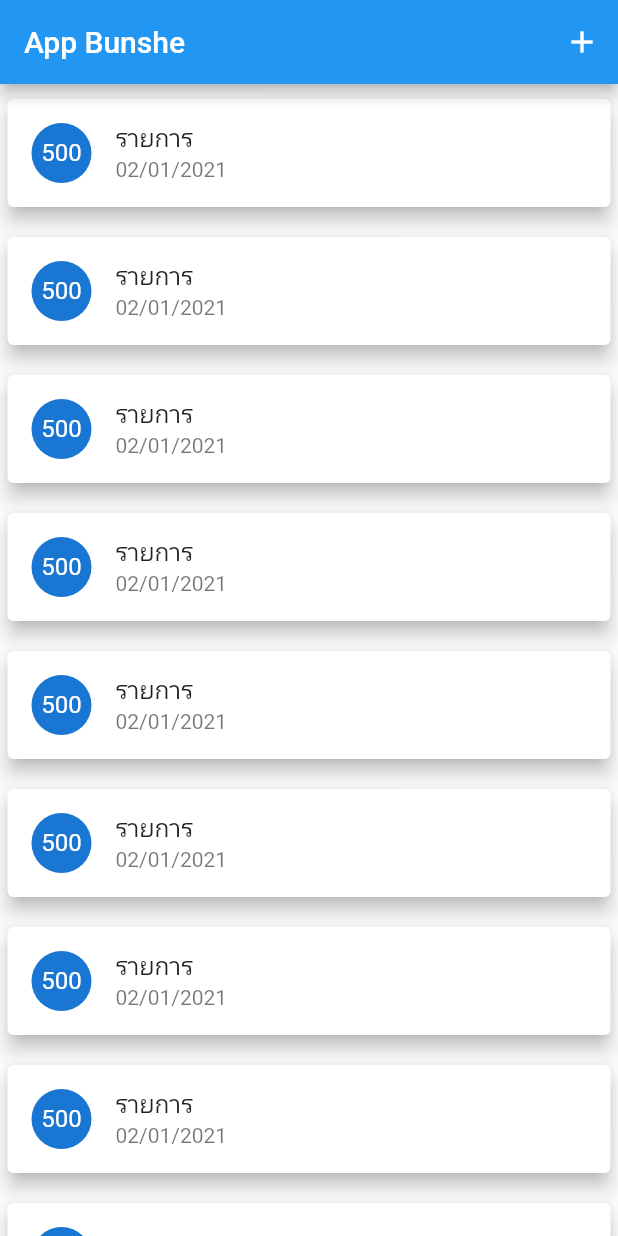
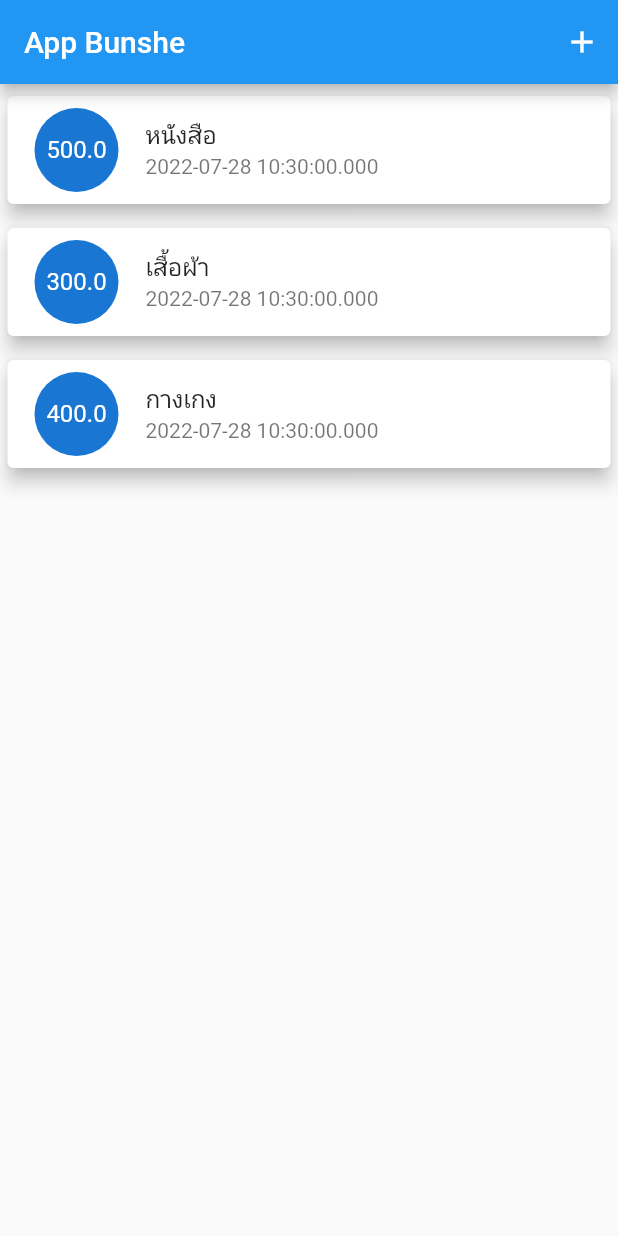
Before and after one commit to Ammarit2545/Lab-5---Database, a Flutter app: the screen it shows after launch, on a phone screen of 412 x 824 dp. Run offline on Flutter 3.47's test engine with Material 2 defaults, Android fonts, the phone set to English and light mode, and no system bars.

Commit message:
10th - Create Value

```diff
--- a/lib/main.dart
+++ b/lib/main.dart
@@ -1,4 +1,5 @@
 import 'package:flutter/material.dart';
+import 'package:flutter_application_1/models/Transaction.dart';
 import 'package:flutter_application_1/providers/transaction_provider.dart';
 import 'package:flutter_application_1/screens/form_screen.dart';
 import 'package:provider/provider.dart';
@@ -54,21 +55,30 @@ class _MyHomePageState extends State<MyHomePage> {
                 })
           ],
         ),
-      body: ListView.builder(itemBuilder: (context, int index) {
+        body: Consumer(
+          builder: (context, TransactionProvider provider, Widget? child) {
+            return ListView.builder(
+                itemCount: provider.transactions.length,
+                itemBuilder: (context, int index) {
+                  Transaction data = provider.transactions[index];
                   return Card(
                     elevation: 5,
-          margin: const EdgeInsets.symmetric(vertical: 10, horizontal: 5),
+                    margin:
+                        const EdgeInsets.symmetric(vertical: 8, horizontal: 5),
                     child: ListTile(
                       leading: CircleAvatar(
+                        radius: 30,
                         child: FittedBox(
-              child: Text("500"),
-            )),
-            title: Text("รายการ"),
-            subtitle: Text("02/01/2021"),
+                          child: Text(data.amount.toString()),
+                        ),
+                      ),
+                      title: Text(data.title),
+                      subtitle: Text(data.date.toString()),
                     ),
                   );
-      }),
-    );
+                });
+          },
+        ));
   }
 }
 //Navigation & Route
--- a/lib/providers/transaction_provider.dart
+++ b/lib/providers/transaction_provider.dart
@@ -3,17 +3,17 @@ import 'package:flutter/foundation.dart';
 import 'package:flutter_application_1/models/Transaction.dart';
 
 class TransactionProvider with ChangeNotifier {
-  List<Transaction> transaction = [
+  List<Transaction> transactions = [
     Transaction(title: "หนังสือ", amount: 500, date: DateTime.now()),
-    Transaction(title: "เสื้อผ้า", amount: 500, date: DateTime.now()),
-    Transaction(title: "กางเกง", amount: 500, date: DateTime.now())
+    Transaction(title: "เสื้อผ้า", amount: 300, date: DateTime.now()),
+    Transaction(title: "กางเกง", amount: 400, date: DateTime.now())
   ];
 
   List<Transaction> getTransaction() {
-    return transaction;
+    return transactions;
   }
 
   addTrasaction(Transaction statement) {
-    transaction.add(statement);
+    transactions.add(statement);
   }
 }
```
Also changed, not shown: lib/screens/form_screen.dart (+24 -3 lines). Lines whose indentation alone changed are shown as unchanged.
